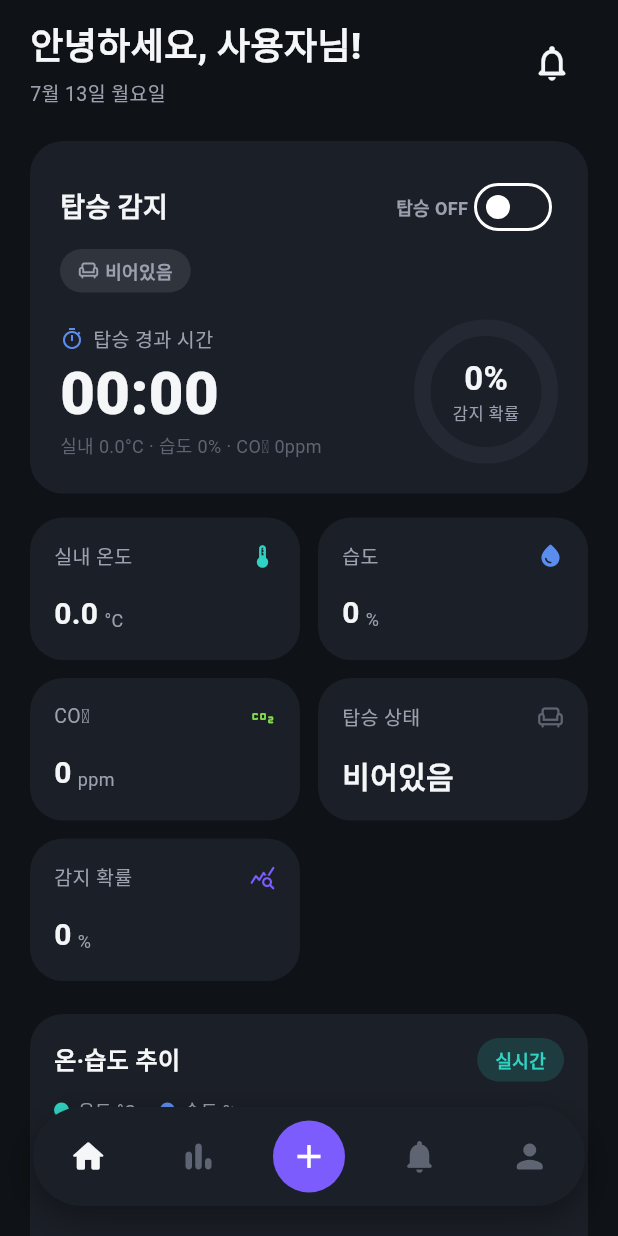
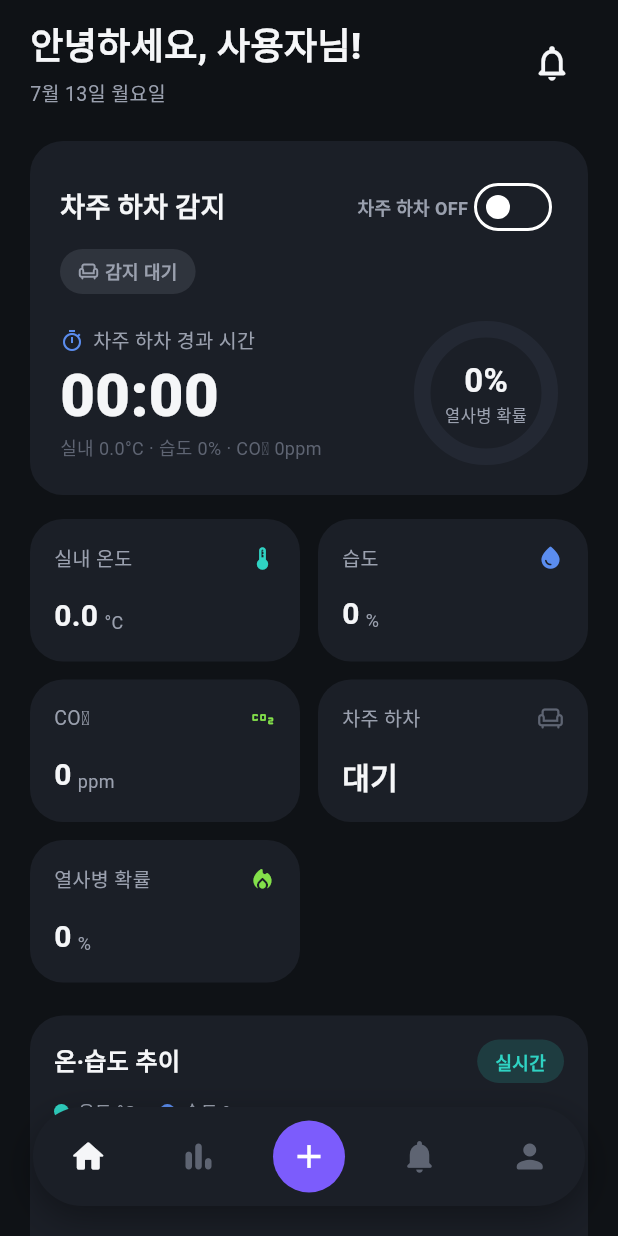
Before and after one commit to 2026-DSM-hackathon/app, a Flutter app: the AppShell screen opened directly, on a phone screen of 412 x 824 dp. Run offline on Flutter 3.47's test engine with Material 3 defaults, Android fonts, the phone set to English and light mode, and no system bars; our stand-ins replace fl_chart, flutter_local_notifications, flutter_riverpod, timezone; missing offline and left inert: mqtt_client.

Commit message:
Feat: 대시보드 '탑승'→'차주 하차' 용어 변경 + 감지 확률→열사병 확률(토픽 수신)
- 메인 대시보드의 '탑승' 라벨 전부 '차주 하차'로 변경(주 카드 제목·토글·
  상태 pill·경과시간 라벨·스탯 카드). 토글 ON = 차주 하차 상태이며 경과
  타이머는 '하차 후 경과 시간'. MQTT owner_aboard cmd 는 반대값(!하차) 발행.
- 하차 상태와 엮인 알림 문구 정정: 열사병('…°C · 차주 하차 상태'),
  장시간('차주 하차 후 N분째'), 데모 알림.
- '감지 확률' → '열사병 확률': SensorReading.heatstrokeRisk(0~1) 추가,
  telemetry heatstroke 필드로 수신(0~1/0~100 자동 정규화, 다중 키 허용).
  링 게이지·스탯 카드에 위험도별 색상(heatstrokeColor). 목업(온도 기반)·
  ESP 소스에도 반영.
- analyze 무결점, 테스트 11/11 통과.

Co-Authored-By: Claude Opus 4.8 <noreply@anthropic.com>

```diff
--- a/lib/app/theme.dart
+++ b/lib/app/theme.dart
@@ -89,3 +89,8 @@ extension AirQualityColor on AirQuality {
         AirQuality.poor => AppColors.red,
       };
 }
+
+/// 열사병 확률(0.0~1.0) → 위험도 색상(게이지/위젯 공용).
+Color heatstrokeColor(double risk) => risk >= 0.7
+    ? AppColors.red
+    : (risk >= 0.4 ? AppColors.orange : AppColors.green);
--- a/lib/core/models.dart
+++ b/lib/core/models.dart
@@ -9,6 +9,7 @@ class SensorReading {
     required this.humidity,
     required this.co2,
     required this.motion,
+    this.heatstrokeRisk = 0,
   });
 
   final DateTime time;
@@ -16,6 +17,7 @@ class SensorReading {
   final double humidity; // 상대습도 %
   final double co2; // CO2 농도 ppm
   final double motion; // 0.0 ~ 1.0 (움직임 강도)
+  final double heatstrokeRisk; // 0.0 ~ 1.0 열사병 확률(POD telemetry 로 수신)
 }
 
 /// CO2 공기질 등급(실내 기준 근사값). 위젯/차트 색상에 사용.
--- a/lib/core/providers.dart
+++ b/lib/core/providers.dart
@@ -286,18 +286,18 @@ class AlertsNotifier extends Notifier<List<AlertEvent>> {
     final DateTime now = reading.time;
     final bool occupied = occupiedSince != null;
 
-    // 열사병 위험: 탑승 중 + 고온.
+    // 열사병 위험: 차주 하차 상태 + 고온.
     if (occupied && reading.temperatureC >= settings.tempThresholdC) {
       _fire(
         AlertType.highTemperature,
         AlertSeverity.critical,
         now,
         '열사병 위험 경고',
-        '실내 ${reading.temperatureC.toStringAsFixed(1)}°C · 탑승 중 — 즉시 확인하세요',
+        '실내 ${reading.temperatureC.toStringAsFixed(1)}°C · 차주 하차 상태 — 즉시 확인하세요',
       );
     }
 
-    // CO2 농도 경고(환기 부족). 매우 높고(≥2000) 탑승 중이면 위험으로 격상.
+    // CO2 농도 경고(환기 부족). 매우 높고(≥2000) 차주 하차 상태면 위험으로 격상.
     if (reading.co2 >= settings.co2ThresholdPpm) {
       final bool severe = occupied && reading.co2 >= 2000;
       _fire(
@@ -316,8 +316,8 @@ class AlertsNotifier extends Notifier<List<AlertEvent>> {
           AlertType.prolongedOccupancy,
           AlertSeverity.warning,
           now,
-          '장시간 탑승',
-          '${elapsed.inMinutes}분째 탑승 상태가 지속되고 있어요',
+          '장시간 방치 경고',
+          '차주 하차 후 ${elapsed.inMinutes}분째 지속되고 있어요',
         );
       }
     }
@@ -400,7 +400,7 @@ class AlertsNotifier extends Notifier<List<AlertEvent>> {
         AlertSeverity.critical,
         DateTime.now(),
         '열사병 위험 경고 (데모)',
-        '실내 51.0°C · 탑승 중 — 즉시 확인하세요',
+        '실내 51.0°C · 차주 하차 상태 — 즉시 확인하세요',
       );
 }
 
@@ -440,13 +440,14 @@ class MonitorState {
   final InferenceResult? inference;
   final List<InferenceResult> history; // 최근 추론 이력
   final List<SensorReading> sensorHistory; // 온·습도 추이 차트용
-  final bool occupied; // 수동 토글로 설정하는 탑승 상태
-  final DateTime? occupiedSince; // 6.9: 탑승 시작 시각
+  final bool occupied; // 수동 토글: true = 차주 하차 상태(경과시간 측정 중)
+  final DateTime? occupiedSince; // 6.9: 차주 하차 시각
 
   double get probability => inference?.probability ?? 0;
   double get temperatureC => latest?.temperatureC ?? 0;
   double get humidity => latest?.humidity ?? 0;
   double get co2 => latest?.co2 ?? 0;
+  double get heatstroke => latest?.heatstrokeRisk ?? 0; // 0.0~1.0 열사병 확률
 
   factory MonitorState.initial() => const MonitorState(
         latest: null,
@@ -499,7 +500,7 @@ class MonitorNotifier extends Notifier<MonitorState> {
     });
   }
 
-  /// 탑승 상태 수동 온/오프(대시보드 토글). 켤 때 경과시간 측정 시작(6.9).
+  /// 차주 하차 상태 수동 온/오프(대시보드 토글). 켤 때 경과시간 측정 시작(6.9).
   void setOccupied(bool value) {
     state = MonitorState(
       latest: state.latest,
@@ -510,8 +511,9 @@ class MonitorNotifier extends Notifier<MonitorState> {
       occupiedSince: value ? (state.occupiedSince ?? DateTime.now()) : null,
     );
 
-    // §5.1 차주(탑승) 토글 → savein/{시리얼}/cmd 로 retain 발행(MQTT 소스일 때만).
-    ref.read(mqttServiceProvider)?.publishOwnerAboard(value);
+    // §5.1 차주 하차 토글 → cmd 로 retain 발행(MQTT 소스일 때만).
+    // 토글 ON = 차주 하차 이므로 owner_aboard 는 반대값(!value)으로 보낸다.
+    ref.read(mqttServiceProvider)?.publishOwnerAboard(!value);
 
     final SensorReading? r = state.latest;
     if (r != null) {
@@ -543,7 +545,7 @@ class MonitorNotifier extends Notifier<MonitorState> {
       sensorHistory.removeRange(0, sensorHistory.length - 40);
     }
 
-    // 탑승 상태는 수동 토글 값을 유지한다.
+    // 차주 하차 상태는 수동 토글 값을 유지한다.
     state = MonitorState(
       latest: r,
       inference: result,
--- a/lib/core/services/esp_sensor_service.dart
+++ b/lib/core/services/esp_sensor_service.dart
@@ -11,7 +11,7 @@ import 'sensor_service.dart';
 ///
 /// 기대 엔드포인트(펌웨어 확정 전 가안):
 ///   GET {baseUrl}/api/sensor
-///   → {"temperatureC": 27.5, "humidity": 55, "co2": 780, "motion": 0.42}
+///   → {"temperatureC": 27.5, "humidity": 55, "co2": 780, "motion": 0.42, "heatstroke": 0.3}
 ///
 /// TODO(esp): ESP 보드 펌웨어 스키마 확정 시 경로/필드명을 맞추고,
 ///  폴링 대신 WebSocket 푸시로 전환 검토. (MQTT 소스는 MqttSensorService 참고)
@@ -51,6 +51,7 @@ class EspSensorService implements SensorService {
           humidity: (data['humidity'] as num?)?.toDouble() ?? 0,
           co2: (data['co2'] as num?)?.toDouble() ?? 0,
           motion: (data['motion'] as num?)?.toDouble() ?? 0,
+          heatstrokeRisk: (data['heatstroke'] as num?)?.toDouble() ?? 0,
         ),
       );
     } catch (e) {
--- a/lib/core/services/mqtt_service.dart
+++ b/lib/core/services/mqtt_service.dart
@@ -64,7 +64,7 @@ class SyncProgress {
 ///
 /// TODO(fw): 아래 JSON 스키마는 임시 가안이다(§5·§5.1 미확정). 펌웨어 확정 시
 ///  필드명만 맞추면 되도록 방어적으로 파싱한다(여러 키 이름 허용).
-///   telemetry → {"tempC":27.5,"humidity":55,"co2":780,"motion":0.42}
+///   telemetry → {"tempC":27.5,"humidity":55,"co2":780,"motion":0.42,"heatstroke":0.3}
 ///   event     → {"type":"high_co2","severity":"warning","message":"..."}
 ///   status    → "online" / "offline" (평문) 또는 {"status":"online"}
 ///   sync      → {"phase":"info","count":120} / {"phase":"data","samples":[...]} / {"phase":"end"}
@@ -251,6 +251,11 @@ class MqttSensorService implements SensorService {
   void _handleTelemetry(String payload) {
     final Object? decoded = jsonDecode(payload);
     if (decoded is! Map<String, dynamic>) return;
+    // 열사병 확률: 0~1 또는 0~100 으로 올 수 있어, 1 초과면 백분율로 간주해 정규화.
+    final double heatRaw = _pickNum(decoded,
+            ['heatstroke', 'heatstrokeRisk', 'heat_risk', 'risk', 'heat']) ??
+        0;
+    final double heat = (heatRaw > 1 ? heatRaw / 100 : heatRaw).clamp(0.0, 1.0);
     final SensorReading reading = SensorReading(
       time: DateTime.now(),
       temperatureC:
@@ -259,6 +264,7 @@ class MqttSensorService implements SensorService {
       humidity: _pickNum(decoded, ['humidity', 'hum', 'rh']) ?? 0,
       co2: _pickNum(decoded, ['co2', 'co2ppm', 'co2_ppm', 'eco2', 'CO2']) ?? 0,
       motion: _pickNum(decoded, ['motion', 'move', 'movement']) ?? 0,
+      heatstrokeRisk: heat,
     );
     if (!_telemetry.isClosed) _telemetry.add(reading);
     // 텔레메트리가 오면 POD 는 온라인으로 간주.
@@ -391,7 +397,8 @@ class MqttSensorService implements SensorService {
 
   int get _nowSec => DateTime.now().millisecondsSinceEpoch ~/ 1000;
 
-  /// §5.1 차주(탑승) 토글 — retain 발행 권장. 마지막 상태가 브로커에 유지된다.
+  /// §5.1 차주 하차/탑승 토글 — retain 발행 권장. 마지막 상태가 브로커에 유지된다.
+  /// aboard=false 이면 차주 하차(대시보드 '차주 하차' ON) 상태다.
   void publishOwnerAboard(bool aboard) => _publish(
         cmdTopic,
         <String, dynamic>{'cmd': 'owner_aboard', 'value': aboard, 'ts': _nowSec},
--- a/lib/core/services/sensor_service.dart
+++ b/lib/core/services/sensor_service.dart
@@ -42,11 +42,17 @@ class MockSensorService implements SensorService {
     _baseHumidity += (_rnd.nextDouble() - 0.5) * 4;
     _baseHumidity = _baseHumidity.clamp(30.0, 90.0);
 
-    // CO2: 탑승(사람 호흡) 중이면 상승, 비어있으면 서서히 환기(하강).
+    // CO2: 사람 호흡(움직임) 중이면 상승, 비어있으면 서서히 환기(하강).
     _baseCo2 += occupiedNow
         ? (30 + _rnd.nextDouble() * 90)
         : (-40 + _rnd.nextDouble() * 30);
     _baseCo2 = _baseCo2.clamp(400.0, 2600.0);
+
+    // 열사병 확률: 실내 온도(+습도)에 따라 상승. POD telemetry 값의 목업.
+    final double heat = (((_baseTemp - 28) / 20) +
+            (_baseHumidity - 50) / 200 +
+            (_rnd.nextDouble() - 0.5) * 0.05)
+        .clamp(0.0, 1.0);
 
     _controller.add(
       SensorReading(
@@ -55,6 +61,7 @@ class MockSensorService implements SensorService {
         humidity: double.parse(_baseHumidity.toStringAsFixed(0)),
         co2: double.parse(_baseCo2.toStringAsFixed(0)),
         motion: double.parse(motion.toStringAsFixed(2)),
+        heatstrokeRisk: double.parse(heat.toStringAsFixed(2)),
       ),
     );
   }
--- a/lib/features/home/home_screen.dart
+++ b/lib/features/home/home_screen.dart
@@ -28,7 +28,8 @@ class HomeScreen extends ConsumerWidget {
     final SettingsState settings = ref.watch(settingsProvider);
     final int unread = ref.watch(unacknowledgedCountProvider);
 
-    final int pct = (monitor.probability * 100).round();
+    final double risk = monitor.heatstroke; // 열사병 확률(0~1, 토픽 수신)
+    final int pct = (risk * 100).round();
     final bool occupied = monitor.occupied;
     final double temp = monitor.temperatureC;
     final double humidity = monitor.humidity;
@@ -58,17 +59,17 @@ class HomeScreen extends ConsumerWidget {
         accent: co2.airQuality.color,
       ),
       StatCard(
-        title: '탑승 상태',
-        value: occupied ? '탑승' : '비어있음',
-        icon: occupied ? Icons.event_seat_rounded : Icons.chair_outlined,
+        title: '차주 하차',
+        value: occupied ? '하차' : '대기',
+        icon: occupied ? Icons.directions_walk_rounded : Icons.chair_outlined,
         accent: occupied ? AppColors.green : AppColors.textTertiary,
       ),
       StatCard(
-        title: '감지 확률',
+        title: '열사병 확률',
         value: '$pct',
         unit: '%',
-        icon: Icons.query_stats_rounded,
-        accent: AppColors.primary,
+        icon: Icons.local_fire_department_rounded,
+        accent: heatstrokeColor(risk),
       ),
     ];
 
@@ -192,7 +193,7 @@ class _Header extends StatelessWidget {
   }
 }
 
-/// 주 카드: 탑승 상태 온/오프 토글 + 큰 경과시간 + 감지 확률 게이지.
+/// 주 카드: 차주 하차 토글 + 큰 경과시간 + 열사병 확률 게이지.
 class _PrimaryCard extends StatelessWidget {
   const _PrimaryCard({
     required this.monitor,
@@ -217,16 +218,20 @@ class _PrimaryCard extends StatelessWidget {
           Row(
             mainAxisAlignment: MainAxisAlignment.spaceBetween,
             children: <Widget>[
-              const Text('탑승 감지',
-                  style: TextStyle(
-                      fontSize: 18,
-                      fontWeight: FontWeight.w700,
-                      color: AppColors.textPrimary)),
-              // 탑승 상태 수동 온/오프 버튼.
+              const Flexible(
+                child: Text('차주 하차 감지',
+                    maxLines: 1,
+                    overflow: TextOverflow.ellipsis,
+                    style: TextStyle(
+                        fontSize: 18,
+                        fontWeight: FontWeight.w700,
+                        color: AppColors.textPrimary)),
+              ),
+              // 차주 하차 상태 수동 온/오프 버튼.
               Row(
                 mainAxisSize: MainAxisSize.min,
                 children: <Widget>[
-                  Text(occupied ? '탑승 ON' : '탑승 OFF',
+                  Text(occupied ? '차주 하차 ON' : '차주 하차 OFF',
                       style: TextStyle(
                         color: occupied
                             ? AppColors.green
@@ -247,9 +252,10 @@ class _PrimaryCard extends StatelessWidget {
           Align(
             alignment: Alignment.centerLeft,
             child: StatusPill(
-              label: occupied ? '탑승 중' : '비어있음',
+              label: occupied ? '차주 하차' : '감지 대기',
               color: occupied ? AppColors.green : AppColors.textSecondary,
-              icon: occupied ? Icons.event_seat_rounded : Icons.chair_outlined,
+              icon:
+                  occupied ? Icons.directions_walk_rounded : Icons.chair_outlined,
             ),
           ),
           const SizedBox(height: 18),
@@ -265,7 +271,7 @@ class _PrimaryCard extends StatelessWidget {
                         Icon(Icons.timer_outlined,
                             size: 16, color: AppColors.blue),
                         SizedBox(width: 6),
-                        Text('탑승 경과 시간',
+                        Text('차주 하차 경과 시간',
                             style: TextStyle(
                                 color: AppColors.textSecondary, fontSize: 13)),
                       ],
@@ -293,12 +299,12 @@ class _PrimaryCard extends StatelessWidget {
               ),
               const SizedBox(width: 12),
               RingGauge(
-                value: monitor.probability,
+                value: monitor.heatstroke,
                 size: 96,
                 stroke: 11,
-                color: occupied ? AppColors.green : AppColors.blue,
+                color: heatstrokeColor(monitor.heatstroke),
                 centerText: '$pct%',
-                centerSubtext: '감지 확률',
+                centerSubtext: '열사병 확률',
               ),
             ],
           ),
```
